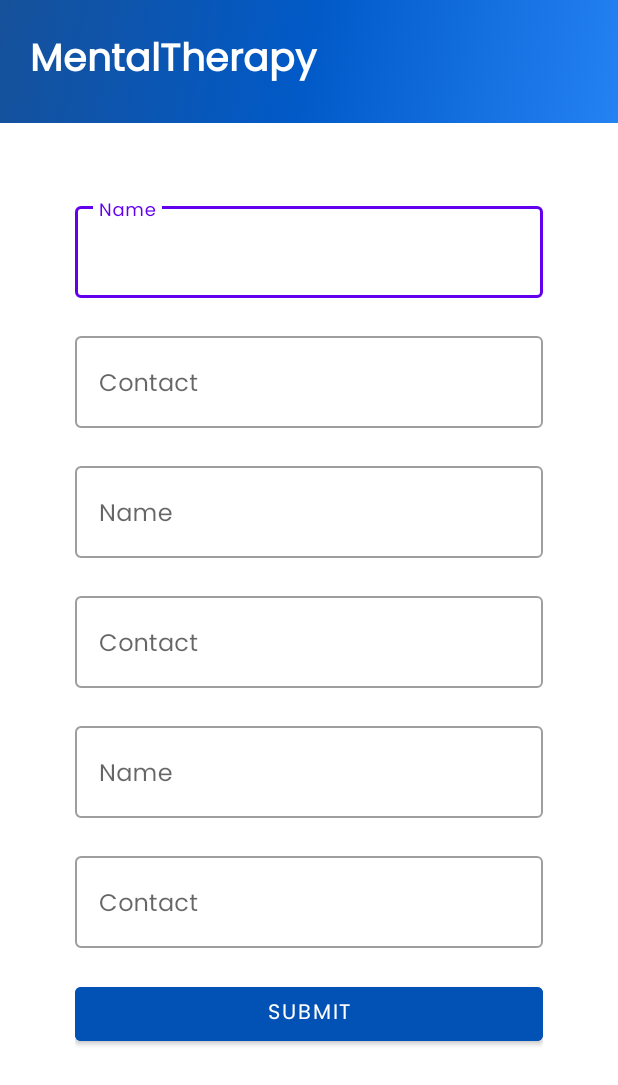
After one commit to RDR25/MentalHealth, an Android app: the AddContacts screen opened directly, with no data from a screen before it, on a phone screen of 412 x 824 dp. The commit adds this screen. Shown: the top 1085 px of the screen. Run offline under Robolectric (Android 15) with nearby library versions, the phone set to English and light mode, and no system bars; our stand-ins replace Firebase (no records; nobody signed in at launch, a user with empty details on screens opened directly).

Commit message:
Meditation (part-4 sharedpreferences bugs) and contacts(part-1)

```diff
--- a/app/src/main/AndroidManifest.xml
+++ b/app/src/main/AndroidManifest.xml
@@ -13,6 +13,9 @@
         android:supportsRtl="true"
         android:theme="@style/Theme.MentalTherapy"
         tools:targetApi="31">
+        <activity
+            android:name=".AddContacts"
+            android:exported="false" />
         <activity
             android:name=".menu.MedCompleted"
             android:exported="false" />
--- /dev/null
+++ b/app/src/main/java/com/example/mentaltherapy/AddContacts.java
@@ -0,0 +1,70 @@
+package com.example.mentaltherapy;
+
+import static com.example.mentaltherapy.Login.USER;
+import static com.example.mentaltherapy.menu.Meditation.SHARED_PREFS;
+
+import androidx.appcompat.app.AppCompatActivity;
+
+import android.content.Intent;
+import android.content.SharedPreferences;
+import android.os.Bundle;
+import android.view.View;
+import android.widget.Button;
+import android.widget.Toast;
+
+import com.example.mentaltherapy.splash.LoadingSplash;
+import com.google.android.material.textfield.TextInputLayout;
+import com.google.firebase.database.DatabaseReference;
+import com.google.firebase.database.FirebaseDatabase;
+
+import java.util.Objects;
+
+public class AddContacts extends AppCompatActivity {
+    Button contactsbtn;
+    TextInputLayout contactName1;
+    TextInputLayout contactName2;
+    TextInputLayout contactName3;
+    TextInputLayout contact1;
+    TextInputLayout contact2;
+    TextInputLayout contact3;
+    SharedPreferences sharedPreferences;
+    SharedPreferences.Editor editor;
+    @Override
+    protected void onCreate(Bundle savedInstanceState) {
+        super.onCreate(savedInstanceState);
+        setContentView(R.layout.activity_add_contacts);
+        DatabaseReference databaseReference= FirebaseDatabase.getInstance().getReferenceFromUrl("https://mentaltherapy-b1c38-default-rtdb.firebaseio.com/");
+        contactsbtn=findViewById(R.id.contactsbtn);
+        contactName1=findViewById(R.id.contact1Name);
+        contactName2=findViewById(R.id.contact2Name);
+        contactName3=findViewById(R.id.contact3Name);
+        contact1=findViewById(R.id.contact1);
+        contact1=findViewById(R.id.contact2);
+        contact1=findViewById(R.id.contact3);
+
+        contactsbtn.setOnClickListener(new View.OnClickListener() {
+            @Override
+            public void onClick(View view) {
+                final String contactNameText1= Objects.requireNonNull(contactName1.getEditText()).getText().toString();
+                final String contactNameText2= Objects.requireNonNull(contactName2.getEditText()).getText().toString();
+                final String contactNameText3= Objects.requireNonNull(contactName3.getEditText()).getText().toString();
+                final String contactText1= Objects.requireNonNull(contact1.getEditText()).getText().toString();
+                final String contactText2= Objects.requireNonNull(contact1.getEditText()).getText().toString();
+                final String contactText3= Objects.requireNonNull(contact1.getEditText()).getText().toString();
+                if(contactNameText1.isEmpty()|| contactNameText2.isEmpty()||contactNameText3.isEmpty()||contactText1.isEmpty()||contactText2.isEmpty()||contactText3.isEmpty()){
+                    Toast.makeText(AddContacts.this, "Fill all the details", Toast.LENGTH_SHORT).show();
+                }else{
+                    sharedPreferences=getSharedPreferences(SHARED_PREFS,MODE_PRIVATE);
+                    editor=sharedPreferences.edit();
+                    Toast.makeText(AddContacts.this, sharedPreferences.getString(USER,""), Toast.LENGTH_SHORT).show();
+                    databaseReference.child("users").child(sharedPreferences.getString(USER,"")).child("contact1").setValue(contactNameText1+":"+contactText1);
+                    databaseReference.child("users").child(sharedPreferences.getString(USER,"")).child("contact2").setValue(contactNameText2+":"+contactText2);
+                    databaseReference.child("users").child(sharedPreferences.getString(USER,"")).child("contact3").setValue(contactNameText3+":"+contactText3);
+                    Toast.makeText(AddContacts.this, "Registration Successful", Toast.LENGTH_SHORT).show();
+                    startActivity(new Intent(AddContacts.this, LoadingSplash.class));
+                    finish();
+                }
+            }
+        });
+    }
+}
--- a/app/src/main/java/com/example/mentaltherapy/Login.java
+++ b/app/src/main/java/com/example/mentaltherapy/Login.java
@@ -1,9 +1,12 @@
 package com.example.mentaltherapy;
+
+import static com.example.mentaltherapy.menu.Meditation.SHARED_PREFS;
 
 import androidx.annotation.NonNull;
 import androidx.appcompat.app.AppCompatActivity;
 
 import android.content.Intent;
+import android.content.SharedPreferences;
 import android.os.Bundle;
 import android.view.View;
 import android.widget.Button;
@@ -21,7 +24,10 @@ import java.util.Objects;
 
 public class Login extends AppCompatActivity {
     DatabaseReference databaseReference= FirebaseDatabase.getInstance().getReferenceFromUrl("https://mentaltherapy-b1c38-default-rtdb.firebaseio.com/");
+    SharedPreferences sharedPreferences;
 
+    public static final String USER="user";
+    SharedPreferences.Editor editor;
     @Override
     protected void onCreate(Bundle savedInstanceState) {
         super.onCreate(savedInstanceState);
@@ -51,7 +57,16 @@ public class Login extends AppCompatActivity {
                             if(snapshot.hasChild(mobileNumberText)){
                                 final String getPassword=snapshot.child(mobileNumberText).child("password").getValue(String.class);
                                 if(getPassword.equals(passwordText)){
-                                    startActivity(new Intent(Login.this, LoadingSplash.class));
+                                    sharedPreferences=getSharedPreferences(SHARED_PREFS,MODE_PRIVATE);
+                                    editor=sharedPreferences.edit();
+                                    editor.putString(USER,mobileNumberText.toString());
+                                    editor.apply();
+                                    if(snapshot.child(mobileNumberText).hasChild("contact1")){
+                                        startActivity(new Intent(Login.this, LoadingSplash.class));
+                                    }else {
+                                        startActivity(new Intent(Login.this, AddContacts.class));
+                                    }
+
                                 }else{
                                     Toast.makeText(Login.this, "Invalid Details", Toast.LENGTH_SHORT).show();
                                 }
--- a/app/src/main/java/com/example/mentaltherapy/MainActivity.java
+++ b/app/src/main/java/com/example/mentaltherapy/MainActivity.java
@@ -28,8 +28,9 @@ public class MainActivity extends AppCompatActivity {
     SharedPreferences sharedPreferences;
     SharedPreferences.Editor editor;
     SimpleDateFormat sdf;
-    static String dateVal="null";
-    String currentDate;
+
+    public static final String DATE_PRV="dateprv";
+    public static final String DATE_CURR="datecurr";
     @Override
     protected void onCreate(Bundle savedInstanceState) {
         super.onCreate(savedInstanceState);
@@ -46,13 +47,23 @@ public class MainActivity extends AppCompatActivity {
                 sharedPreferences=getSharedPreferences(SHARED_PREFS,MODE_PRIVATE);
                 editor=sharedPreferences.edit();
                 sdf=new SimpleDateFormat("dd.MM.yyyy");
-                currentDate=sdf.format(new Date());
-                Toast.makeText(MainActivity.this, currentDate+" "+dateVal, Toast.LENGTH_SHORT).show();
-                if(dateVal.equals("null")) dateVal=currentDate;
-                if(!(currentDate.equals(dateVal))){
+                editor.putString(DATE_CURR,sdf.format(new Date()));
+                editor.apply();
+                Toast.makeText(MainActivity.this, sharedPreferences.getString(DATE_PRV,"")+" "+sharedPreferences.getString(DATE_CURR,""), Toast.LENGTH_SHORT).show();
+                if(sharedPreferences.getString(DATE_PRV,"").equals("")){
+                    editor.putString(DATE_PRV,sharedPreferences.getString(DATE_CURR,""));
+                    editor.apply();
+                }
+               // if(dateVal.equals("null")) dateVal=currentDate;
+                if(!(sharedPreferences.getString(DATE_PRV,"").equals(sharedPreferences.getString(DATE_CURR,"")))){
+                    editor.putString(TEXT,"incomplete");
+                    editor.putString(DATE_PRV,sharedPreferences.getString(DATE_CURR,""));
+                    editor.apply();
+                }
+              /*  if(!(currentDate.equals(dateVal))){
                     editor.putString(TEXT,"incomplete");
                     dateVal=currentDate;
-                }
+                }*/
 
                 if(sharedPreferences.getString(TEXT,"").equals("complete")){
                     startActivity(new Intent(MainActivity.this, MedCompleted.class));
--- a/app/src/main/java/com/example/mentaltherapy/Register.java
+++ b/app/src/main/java/com/example/mentaltherapy/Register.java
@@ -57,7 +57,7 @@ public class Register extends AppCompatActivity {
                                 databaseReference.child("users").child(mobilenumberText).child("email").setValue(emailText);
                                 databaseReference.child("users").child(mobilenumberText).child("password").setValue(passwordText);
                                 Toast.makeText(Register.this, "Registration Successful", Toast.LENGTH_SHORT).show();
-                                startActivity(new Intent(Register.this, LoadingSplash.class));
+                                startActivity(new Intent(Register.this, Login.class));
                                 finish();
                             }
                         }
--- a/app/src/main/java/com/example/mentaltherapy/menu/Meditation.java
+++ b/app/src/main/java/com/example/mentaltherapy/menu/Meditation.java
@@ -20,6 +20,7 @@ import java.util.List;
 public class Meditation extends AppCompatActivity {
     public static final String SHARED_PREFS="sharedPrefs";
     public static final String TEXT="text";
+
     Button completeBtn;
     Button rewatchBtn;
     @Override
--- /dev/null
+++ b/app/src/main/res/layout/activity_add_contacts.xml
@@ -0,0 +1,133 @@
+<?xml version="1.0" encoding="utf-8"?>
+<RelativeLayout xmlns:android="http://schemas.android.com/apk/res/android"
+    xmlns:app="http://schemas.android.com/apk/res-auto"
+    xmlns:tools="http://schemas.android.com/tools"
+    android:layout_width="match_parent"
+    android:layout_height="match_parent"
+    tools:context=".AddContacts">
+    <LinearLayout
+        android:layout_width="match_parent"
+        android:layout_height="match_parent"
+        android:orientation="vertical">
+        <RelativeLayout
+            android:elevation="30dp"
+            android:layout_width="match_parent"
+            android:layout_height="wrap_content"
+            android:layout_alignParentTop="true"
+            android:id="@+id/headerMeditation">
+            <TextView
+                android:layout_width="match_parent"
+                android:layout_height="wrap_content"
+                android:text="MentalTherapy"
+                android:padding="20dp"
+                android:textSize="25dp"
+                android:textStyle="bold"
+                android:textAlignment="textStart"
+                android:textColor="@color/white"
+                android:background="@drawable/bg1"
+                />
+        </RelativeLayout>
+        <LinearLayout
+            android:layout_centerInParent="true"
+            android:layout_gravity="center"
+            android:gravity="center"
+            android:layout_width="match_parent"
+            android:layout_height="wrap_content"
+            android:orientation="vertical"
+            android:layout_marginTop="50dp"
+            android:layout_marginLeft="50dp"
+            android:layout_marginRight="50dp"
+            >
+
+            <com.google.android.material.textfield.TextInputLayout
+                android:layout_width="match_parent"
+                android:layout_height="wrap_content"
+                android:hint="Name"
+                android:id="@+id/contact1Name"
+                android:layout_marginBottom="20dp"
+                style="@style/Widget.MaterialComponents.TextInputLayout.OutlinedBox">
+                <com.google.android.material.textfield.TextInputEditText
+                    android:layout_width="match_parent"
+                    android:singleLine="true"
+                    android:inputType="textPersonName"
+                    android:layout_height="wrap_content"/>
+            </com.google.android.material.textfield.TextInputLayout>
+            <com.google.android.material.textfield.TextInputLayout
+                android:layout_width="match_parent"
+                android:layout_height="wrap_content"
+                android:hint="Contact "
+                android:id="@+id/contact1"
+                android:layout_marginBottom="20dp"
+                style="@style/Widget.MaterialComponents.TextInputLayout.OutlinedBox">
+                <com.google.android.material.textfield.TextInputEditText
+                    android:layout_width="match_parent"
+                    android:singleLine="true"
+                    android:inputType="phone"
+                    android:layout_height="wrap_content"/>
+            </com.google.android.material.textfield.TextInputLayout>
+            <com.google.android.material.textfield.TextInputLayout
+                android:layout_width="match_parent"
+                android:layout_height="wrap_content"
+                android:hint="Name"
+                android:id="@+id/contact2Name"
+                android:layout_marginBottom="20dp"
+                style="@style/Widget.MaterialComponents.TextInputLayout.OutlinedBox">
+                <com.google.android.material.textfield.TextInputEditText
+                    android:layout_width="match_parent"
+                    android:singleLine="true"
+                    android:inputType="textPersonName"
+                    android:layout_height="wrap_content"/>
+            </com.google.android.material.textfield.TextInputLayout>
+            <com.google.android.material.textfield.TextInputLayout
+                android:layout_width="match_parent"
+                android:layout_height="wrap_content"
+                android:hint="Contact "
+                android:id="@+id/contact2"
+                android:layout_marginBottom="20dp"
+                style="@style/Widget.MaterialComponents.TextInputLayout.OutlinedBox">
+                <com.google.android.material.textfield.TextInputEditText
+                    android:layout_width="match_parent"
+                    android:singleLine="true"
+                    android:inputType="phone"
+                    android:layout_height="wrap_content"/>
+            </com.google.android.material.textfield.TextInputLayout>
+            <com.google.android.material.textfield.TextInputLayout
+                android:layout_width="match_parent"
+                android:layout_height="wrap_content"
+                android:hint="Name"
+                android:id="@+id/contact3Name"
+                android:layout_marginBottom="20dp"
+                style="@style/Widget.MaterialComponents.TextInputLayout.OutlinedBox">
+                <com.google.android.material.textfield.TextInputEditText
+                    android:layout_width="match_parent"
+                    android:singleLine="true"
+                    android:inputType="textPersonName"
+                    android:layout_height="wrap_content"/>
+            </com.google.android.material.textfield.TextInputLayout>
+            <com.google.android.material.textfield.TextInputLayout
+                android:layout_width="match_parent"
+                android:layout_height="wrap_content"
+                android:hint="Contact "
+                android:id="@+id/contact3"
+                android:layout_marginBottom="20dp"
+                style="@style/Widget.MaterialComponents.TextInputLayout.OutlinedBox">
+                <com.google.android.material.textfield.TextInputEditText
+                    android:layout_width="match_parent"
+                    android:singleLine="true"
+                    android:inputType="phone"
+                    android:layout_height="wrap_content"/>
+            </com.google.android.material.textfield.TextInputLayout>
+            <Button
+                android:layout_width="match_parent"
+                android:layout_height="wrap_content"
+                android:gravity="center"
+                android:layout_gravity="center"
+                android:text="Submit"
+                android:id="@+id/contactsbtn"
+                android:backgroundTint="@color/rdr2"
+                />
+        </LinearLayout>
+
+    </LinearLayout>
+
+</RelativeLayout>
```
